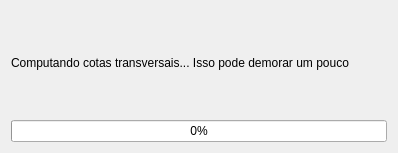
Above: app/view/ui/progressBarDialog.ui from matheusfillipe/Topografia before the change. Below: the same form after it.
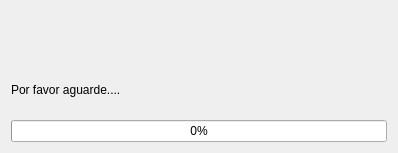
That is the form after the change.

Commit message: Progress dialog, open correction

Patch:
```diff
--- a/app/view/ui/progressBarDialog.ui
+++ b/app/view/ui/progressBarDialog.ui
@@ -11,10 +11,10 @@
    </rect>
   </property>
   <property name="windowTitle">
-   <string>Dialog</string>
+   <string>Aguarde</string>
   </property>
   <layout class="QGridLayout" name="gridLayout">
-   <item row="1" column="0">
+   <item row="2" column="0">
     <widget class="QProgressBar" name="progressBar">
      <property name="value">
       <number>0</number>
@@ -24,13 +24,20 @@
    <item row="0" column="0">
     <widget class="QLabel" name="label">
      <property name="text">
-      <string>Computando cotas transversais... Isso pode demorar um pouco</string>
+      <string/>
      </property>
      <property name="wordWrap">
       <bool>true</bool>
      </property>
     </widget>
    </item>
+   <item row="1" column="0">
+    <widget class="QLabel" name="label_2">
+     <property name="text">
+      <string>Por favor aguarde....</string>
+     </property>
+    </widget>
+   </item>
   </layout>
  </widget>
  <resources/>
```
The commit also changes 31 other files.
